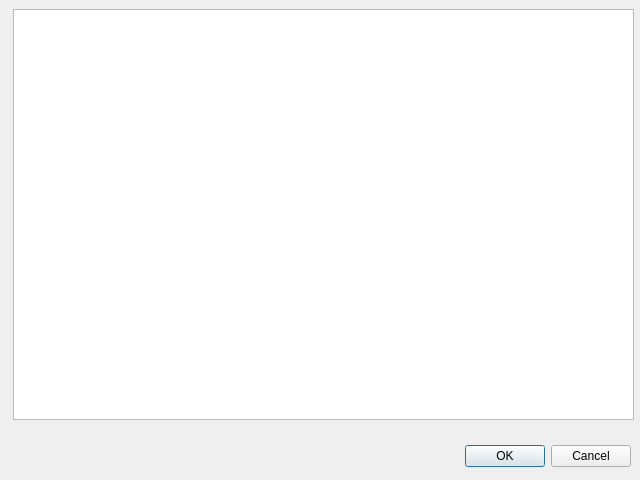
Before: the Qt Designer form dialog.ui in MarechalLima/Youtube-dl_GUI, drawn with Qt 5.
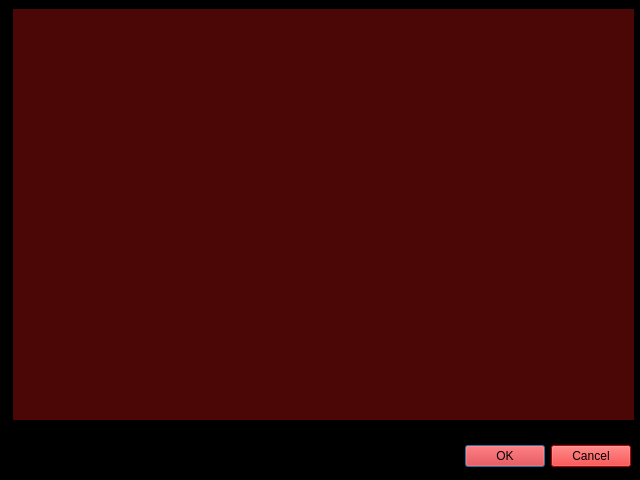
After: the same form once the commit is applied.

Patch:
```diff
--- a/dialog.ui
+++ b/dialog.ui
@@ -31,6 +31,10 @@
   <property name="windowTitle">
    <string>Dialog</string>
   </property>
+  <property name="styleSheet">
+   <string notr="true">background-color: rgb(0, 0, 0);
+color: rgb(255, 0, 0);</string>
+  </property>
   <widget class="QDialogButtonBox" name="buttonBox">
    <property name="geometry">
     <rect>
@@ -40,6 +44,10 @@
      <height>32</height>
     </rect>
    </property>
+   <property name="styleSheet">
+    <string notr="true">background-color: rgb(255, 0, 0);
+color: rgb(0, 0, 0);</string>
+   </property>
    <property name="orientation">
     <enum>Qt::Horizontal</enum>
    </property>
@@ -56,6 +64,15 @@
      <height>411</height>
     </rect>
    </property>
+   <property name="styleSheet">
+    <string notr="true">background-color: rgb(75, 6, 6);
+border-color: rgb(255, 0, 0);
+selection-background-color: rgb(0, 0, 0);
+selection-color: rgb(255, 255, 255);
+color: rgb(255, 255, 255);
+border-width: thin;
+border-style: solid;</string>
+   </property>
    <property name="plainText">
     <string/>
    </property>
```
Left out of the diff: 3 changed lines with no effect on the pictures.
